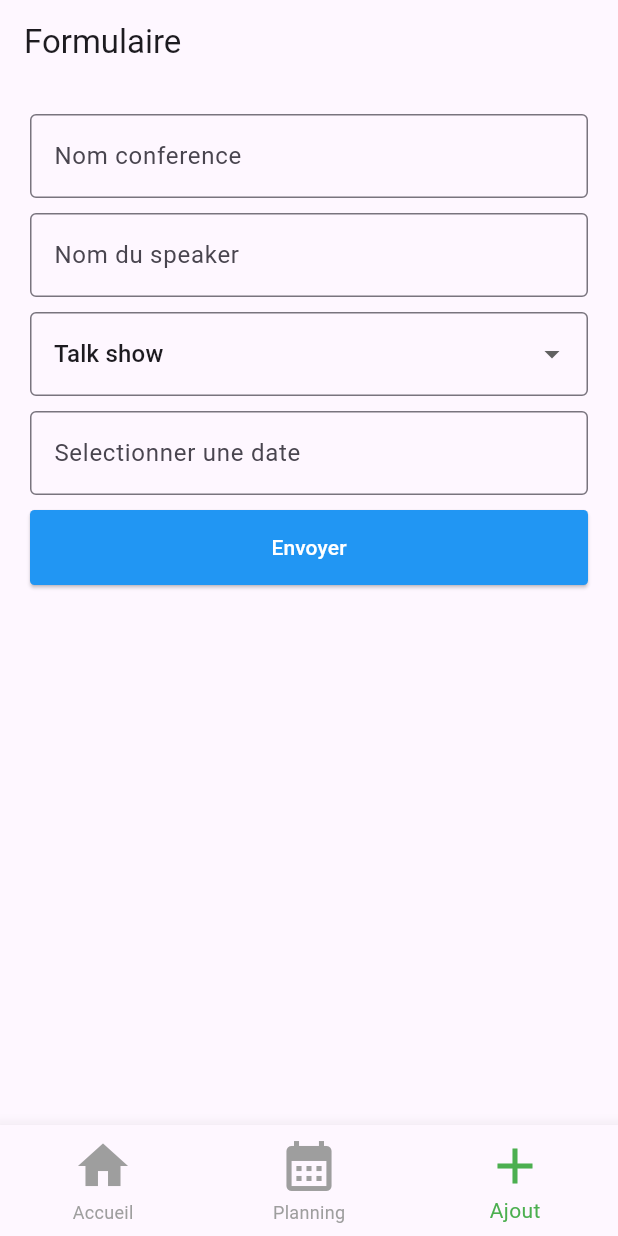
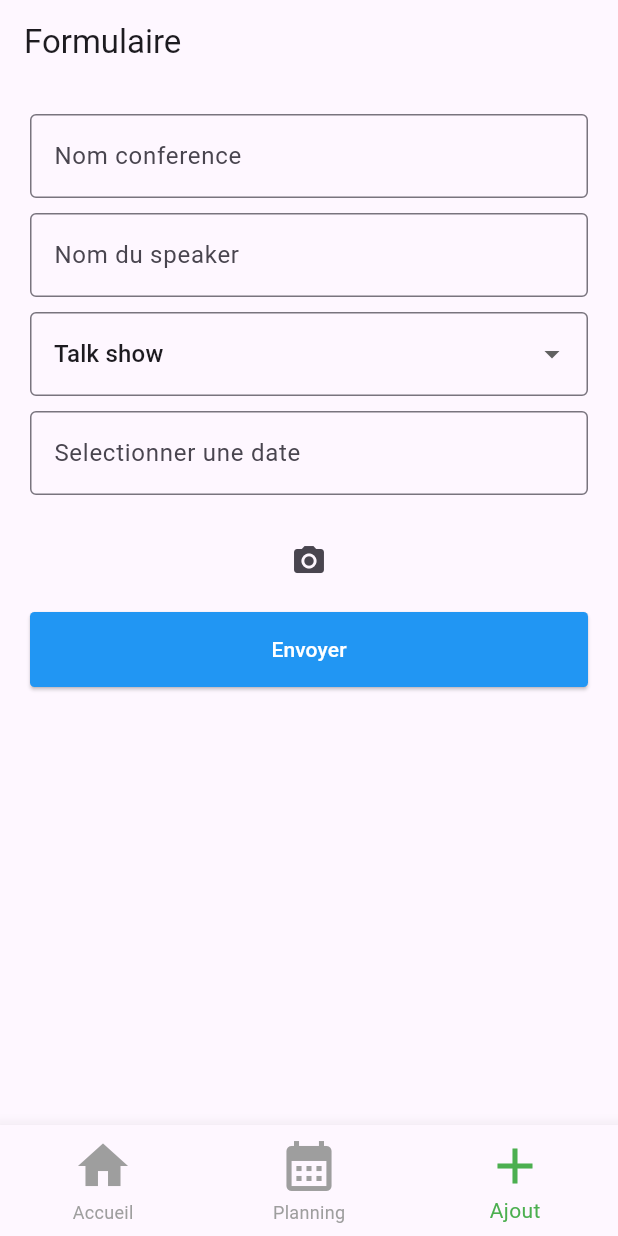
Before and after one commit to jeannotds/asynconf-flutter, a Flutter app: the screen it shows after launch, item 3 of the bottom bar chosen, on a phone screen of 412 x 824 dp. Run offline on Flutter 3.47's test engine with Material 3 defaults, Android fonts, the phone set to English and light mode, and no system bars; drawn by our look-alikes of date_field; our stand-ins replace cloud_firestore, firebase_core; accounts and stored records are empty.

Commit message:
add async await in createEvent

```diff
--- a/lib/helpers/add_event.dart
+++ b/lib/helpers/add_event.dart
@@ -1,7 +1,7 @@
 import 'package:cloud_firestore/cloud_firestore.dart';
 import 'package:flutter/material.dart';
 
-createEvent(context, event) {
+Future<void> createEvent(context, event) async {
   ScaffoldMessenger.of(context)
       .showSnackBar(const SnackBar(content: Text("Envois en cours...")));
 
@@ -12,7 +12,7 @@ createEvent(context, event) {
   CollectionReference eventsRef =
       FirebaseFirestore.instance.collection("Events");
 
-  eventsRef.add({
+  await eventsRef.add({
     "speaker": event["speakerName"],
     "date": event["dateConf"],
     "subject": event["confName"],
--- a/lib/pages/add_event_page.dart
+++ b/lib/pages/add_event_page.dart
@@ -104,6 +104,18 @@ class _AddEventPageState extends State<AddEventPage> {
                 },
               ),
             ),
+            Container(
+              margin: const EdgeInsets.all(10),
+              child: IconButton(
+                  onPressed: () {
+                    // 1. Pick picture an image
+                    // 2. Upload Image
+                    // 3. get Url
+                    // 4. Storage image inside the corresponing documentation of the database
+                    // 5.display de image
+                  },
+                  icon: const Icon(Icons.camera_alt)),
+            ),
             SizedBox(
               width: double.infinity,
               height: 50,
--- a/pubspec.yaml
+++ b/pubspec.yaml
@@ -39,6 +39,7 @@ dependencies:
   firebase_core: ^3.1.1
   cloud_firestore: ^5.0.2
   intl: ^0.19.0
+  image_picker: ^1.1.2
 
 dev_dependencies:
   flutter_test:
```
Also changed, not shown: lib/pages/update_event_page.dart (+0 -25 lines), pubspec.lock, 1 other file.
